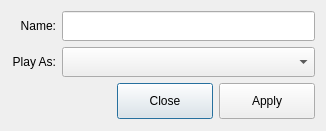
Above: playersettings.ui from AFunProgrammer/reversi before the change. Below: the same form after it.
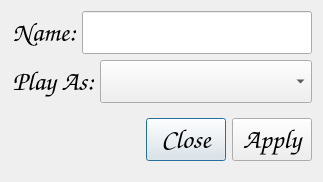
That is the form after the change.

Commit message: Making options dialog do something (changing board color) Cleaning up Player setup dialog to be more uniform to font and style of app Cleaned up reversi widget to seperate out piece from board creation

```diff
--- a/playersettings.ui
+++ b/playersettings.ui
@@ -6,10 +6,16 @@
    <rect>
     <x>0</x>
     <y>0</y>
-    <width>326</width>
-    <height>131</height>
+    <width>323</width>
+    <height>182</height>
    </rect>
   </property>
+  <property name="font">
+   <font>
+    <family>Comic Sans MS</family>
+    <pointsize>20</pointsize>
+   </font>
+  </property>
   <property name="windowTitle">
    <string>Dialog</string>
   </property>
@@ -22,17 +28,11 @@
      <item>
       <widget class="QLabel" name="lblPlayerType">
        <property name="sizePolicy">
-        <sizepolicy hsizetype="Fixed" vsizetype="Fixed">
+        <sizepolicy hsizetype="Maximum" vsizetype="Minimum">
          <horstretch>0</horstretch>
          <verstretch>0</verstretch>
         </sizepolicy>
        </property>
-       <property name="minimumSize">
-        <size>
-         <width>45</width>
-         <height>30</height>
-        </size>
-       </property>
        <property name="text">
         <string>Play As:</string>
        </property>
@@ -44,17 +44,11 @@
      <item>
       <widget class="QComboBox" name="cboPlayerType">
        <property name="sizePolicy">
-        <sizepolicy hsizetype="Expanding" vsizetype="Fixed">
+        <sizepolicy hsizetype="Minimum" vsizetype="Fixed">
          <horstretch>0</horstretch>
          <verstretch>0</verstretch>
         </sizepolicy>
        </property>
-       <property name="minimumSize">
-        <size>
-         <width>0</width>
-         <height>30</height>
-        </size>
-       </property>
       </widget>
      </item>
     </layout>
@@ -67,17 +61,11 @@
      <item>
       <widget class="QLabel" name="lblPlayerName">
        <property name="sizePolicy">
-        <sizepolicy hsizetype="Fixed" vsizetype="Fixed">
+        <sizepolicy hsizetype="Maximum" vsizetype="Minimum">
          <horstretch>0</horstretch>
          <verstretch>0</verstretch>
         </sizepolicy>
        </property>
-       <property name="minimumSize">
-        <size>
-         <width>45</width>
-         <height>30</height>
-        </size>
-       </property>
        <property name="text">
         <string>Name:</string>
        </property>
@@ -87,14 +75,7 @@
       </widget>
      </item>
      <item>
-      <widget class="QLineEdit" name="txtName">
-       <property name="minimumSize">
-        <size>
-         <width>0</width>
-         <height>30</height>
-        </size>
-       </property>
-      </widget>
+      <widget class="QLineEdit" name="txtName"/>
      </item>
     </layout>
    </item>
@@ -122,7 +103,7 @@
      <item>
       <widget class="QDialogButtonBox" name="btnDialogBox">
        <property name="sizePolicy">
-        <sizepolicy hsizetype="Fixed" vsizetype="Fixed">
+        <sizepolicy hsizetype="Minimum" vsizetype="Minimum">
          <horstretch>0</horstretch>
          <verstretch>0</verstretch>
         </sizepolicy>
@@ -134,7 +115,7 @@
         </size>
        </property>
        <property name="styleSheet">
-        <string notr="true">QPushButton { min-height: 28px; min-width: 88px; }</string>
+        <string notr="true"/>
        </property>
        <property name="orientation">
         <enum>Qt::Horizontal</enum>
```
Left out of the diff: 3 changed lines with no effect on the pictures. The commit also changes 9 other files.
